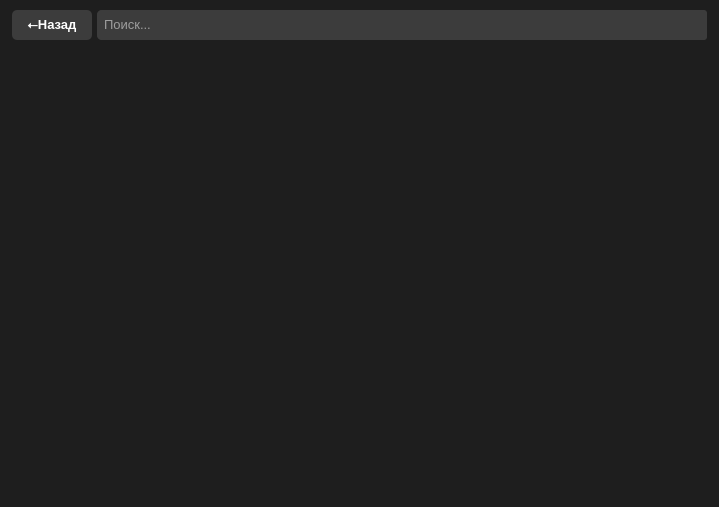
Qt form ui/search_screen.ui (CyllXap4ok/PDF_Multy_Search) before a commit.
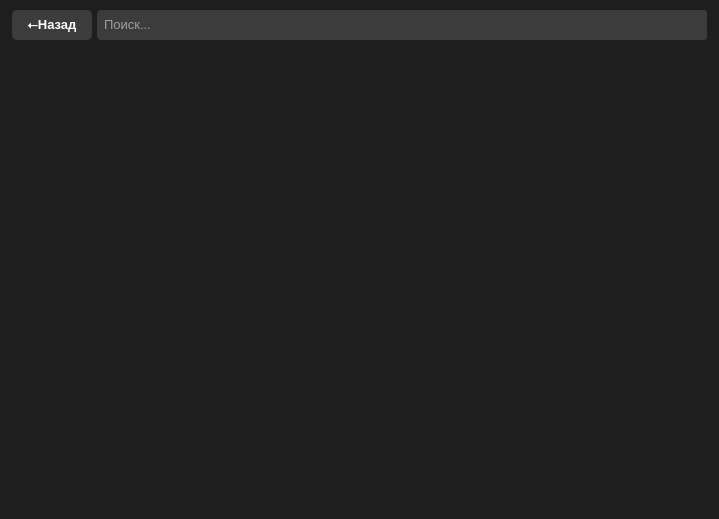
The same form after that commit. Icons and pictures are not drawn.

Diff of the .ui file:
```diff
--- a/ui/search_screen.ui
+++ b/ui/search_screen.ui
@@ -7,7 +7,7 @@
     <x>0</x>
     <y>0</y>
     <width>719</width>
-    <height>507</height>
+    <height>519</height>
    </rect>
   </property>
   <property name="minimumSize">
@@ -46,7 +46,7 @@
     <number>0</number>
    </property>
    <property name="bottomMargin">
-    <number>10</number>
+    <number>2</number>
    </property>
    <item>
     <layout class="QHBoxLayout" name="search_window_top_bar">
@@ -387,6 +387,116 @@
      </widget>
     </widget>
    </item>
+   <item>
+    <widget class="QGroupBox" name="groupBox">
+     <property name="sizePolicy">
+      <sizepolicy hsizetype="Preferred" vsizetype="Fixed">
+       <horstretch>0</horstretch>
+       <verstretch>0</verstretch>
+      </sizepolicy>
+     </property>
+     <property name="minimumSize">
+      <size>
+       <width>0</width>
+       <height>15</height>
+      </size>
+     </property>
+     <property name="maximumSize">
+      <size>
+       <width>16777215</width>
+       <height>15</height>
+      </size>
+     </property>
+     <property name="baseSize">
+      <size>
+       <width>0</width>
+       <height>15</height>
+      </size>
+     </property>
+     <property name="title">
+      <string/>
+     </property>
+     <layout class="QHBoxLayout" name="horizontalLayout_5">
+      <property name="spacing">
+       <number>0</number>
+      </property>
+      <property name="leftMargin">
+       <number>0</number>
+      </property>
+      <property name="topMargin">
+       <number>0</number>
+      </property>
+      <property name="rightMargin">
+       <number>12</number>
+      </property>
+      <property name="bottomMargin">
+       <number>0</number>
+      </property>
+      <item alignment="Qt::AlignmentFlag::AlignLeft">
+       <widget class="QLabel" name="progress_text">
+        <property name="sizePolicy">
+         <sizepolicy hsizetype="Expanding" vsizetype="Fixed">
+          <horstretch>0</horstretch>
+          <verstretch>0</verstretch>
+         </sizepolicy>
+        </property>
+        <property name="minimumSize">
+         <size>
+          <width>0</width>
+          <height>15</height>
+         </size>
+        </property>
+        <property name="baseSize">
+         <size>
+          <width>0</width>
+          <height>15</height>
+         </size>
+        </property>
+        <property name="styleSheet">
+         <string notr="true">color:rgb(120, 120, 120);</string>
+        </property>
+        <property name="text">
+         <string/>
+        </property>
+       </widget>
+      </item>
+      <item alignment="Qt::AlignmentFlag::AlignRight">
+       <widget class="QLabel" name="matches_text">
+        <property name="sizePolicy">
+         <sizepolicy hsizetype="Preferred" vsizetype="Fixed">
+          <horstretch>0</horstretch>
+          <verstretch>0</verstretch>
+         </sizepolicy>
+        </property>
+        <property name="minimumSize">
+         <size>
+          <width>0</width>
+          <height>15</height>
+         </size>
+        </property>
+        <property name="maximumSize">
+         <size>
+          <width>16777215</width>
+          <height>15</height>
+         </size>
+        </property>
+        <property name="baseSize">
+         <size>
+          <width>0</width>
+          <height>15</height>
+         </size>
+        </property>
+        <property name="styleSheet">
+         <string notr="true">color:rgb(120, 120, 120);</string>
+        </property>
+        <property name="text">
+         <string/>
+        </property>
+       </widget>
+      </item>
+     </layout>
+    </widget>
+   </item>
   </layout>
  </widget>
  <resources>
```
Left out of the diff: 3 changed lines with no effect on the pictures.
